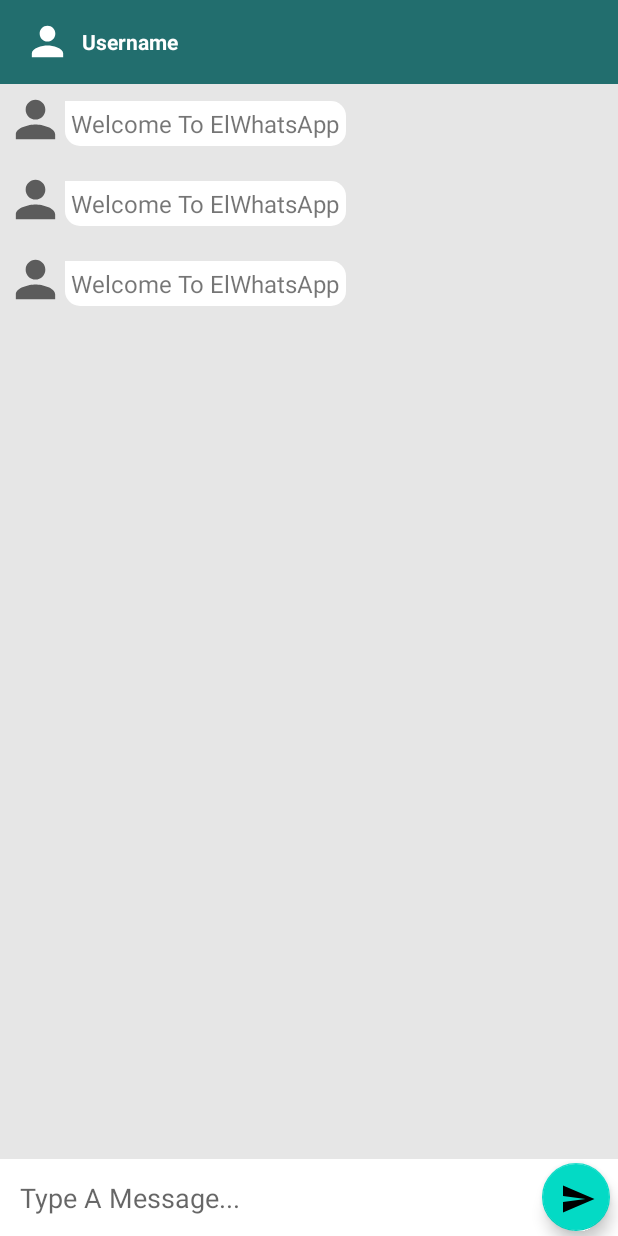
After one commit to 7imaZz/ElWhats, an Android app: the layout activity_messages.xml on its own in the app's theme, with its tools: preview values and no code run, on a phone screen of 412 x 824 dp. The commit adds this screen. Run offline under Robolectric (Android 15) with nearby library versions, the phone set to English and light mode, and no system bars.

Commit message:
Send, Retrieve & Display Messages

```diff
--- a/app/src/main/AndroidManifest.xml
+++ b/app/src/main/AndroidManifest.xml
@@ -9,8 +9,10 @@
         android:roundIcon="@mipmap/ic_launcher_round"
         android:supportsRtl="true"
         android:theme="@style/Theme.ElWhats">
-        <activity android:name=".ui.activities.LoginActivity"
-            android:parentActivityName=".ui.activities.StartActivity"/>
+        <activity android:name=".ui.activities.MessagesActivity" />
+        <activity
+            android:name=".ui.activities.LoginActivity"
+            android:parentActivityName=".ui.activities.StartActivity" />
         <activity android:name=".ui.activities.MainActivity" />
         <activity
             android:name=".ui.activities.RegisterActivity"
--- a/app/src/main/java/com/shorbgy/elwhats/ui/fragments/UsersFragment.java
+++ b/app/src/main/java/com/shorbgy/elwhats/ui/fragments/UsersFragment.java
@@ -81,6 +81,7 @@ public class UsersFragment extends Fragment {
         reference.addValueEventListener(new ValueEventListener() {
             @Override
             public void onDataChange(@NonNull DataSnapshot snapshot) {
+                users.clear();
                 for (DataSnapshot dataSnapshot: snapshot.getChildren()){
                     User user = dataSnapshot.getValue(User.class);
 
--- /dev/null
+++ b/app/src/main/res/drawable/ic_baseline_send_24.xml
@@ -0,0 +1,9 @@
+<vector xmlns:android="http://schemas.android.com/apk/res/android"
+    android:width="24dp"
+    android:height="24dp"
+    android:viewportWidth="24"
+    android:viewportHeight="24">
+  <path
+      android:fillColor="@android:color/white"
+      android:pathData="M2.01,21L23,12 2.01,3 2,10l15,2 -15,2z"/>
+</vector>
--- /dev/null
+++ b/app/src/main/res/drawable/receiver_bg.xml
@@ -0,0 +1,10 @@
+<?xml version="1.0" encoding="utf-8"?>
+<shape xmlns:android="http://schemas.android.com/apk/res/android"
+    android:shape="rectangle">
+
+    <corners android:radius="10dp"
+        android:topLeftRadius="0dp"/>
+
+    <solid android:color="@color/white"/>
+
+</shape>
--- /dev/null
+++ b/app/src/main/res/layout/activity_messages.xml
@@ -0,0 +1,83 @@
+<?xml version="1.0" encoding="utf-8"?>
+<RelativeLayout xmlns:android="http://schemas.android.com/apk/res/android"
+    xmlns:app="http://schemas.android.com/apk/res-auto"
+    xmlns:tools="http://schemas.android.com/tools"
+    android:layout_width="match_parent"
+    android:layout_height="match_parent"
+    tools:context=".ui.activities.MessagesActivity"
+    android:background="#E6E6E6">
+
+    <com.google.android.material.appbar.AppBarLayout
+        android:layout_width="match_parent"
+        android:layout_height="wrap_content"
+        app:elevation="0dp"
+        android:id="@+id/app_bar">
+
+        <androidx.appcompat.widget.Toolbar
+            android:id="@+id/message_toolbar"
+            android:layout_width="match_parent"
+            android:layout_height="wrap_content"
+            android:theme="@style/ThemeOverlay.AppCompat.Dark.ActionBar"
+            android:background="@color/colorPrimaryDark">
+
+            <de.hdodenhof.circleimageview.CircleImageView
+                android:id="@+id/message_profile_img"
+                android:layout_width="@dimen/_24sdp"
+                android:layout_height="@dimen/_24sdp"
+                android:src="@drawable/ic_person"/>
+
+            <TextView
+                android:id="@+id/message_username_tv"
+                android:layout_width="wrap_content"
+                android:layout_height="wrap_content"
+                android:text="@string/username"
+                android:layout_marginStart="@dimen/_18sdp"
+                android:textColor="#FFF"
+                android:textStyle="bold"/>
+
+        </androidx.appcompat.widget.Toolbar>
+
+    </com.google.android.material.appbar.AppBarLayout>
+
+    <androidx.recyclerview.widget.RecyclerView
+        android:id="@+id/messages_rv"
+        android:layout_width="match_parent"
+        android:layout_height="match_parent"
+        android:layout_below="@id/app_bar"
+        android:layout_above="@id/rl"
+        app:layoutManager="androidx.recyclerview.widget.LinearLayoutManager"
+        tools:listitem="@layout/receiver_item"/>
+
+    <RelativeLayout
+        android:id="@+id/rl"
+        android:layout_width="match_parent"
+        android:layout_height="wrap_content"
+        android:background="@android:color/white"
+        android:layout_alignParentBottom="true">
+
+        <EditText
+            android:id="@+id/message_et"
+            android:layout_width="match_parent"
+            android:layout_height="wrap_content"
+            android:background="@android:color/transparent"
+            android:padding="@dimen/_10sdp"
+            android:hint="@string/type_a_message"
+            android:inputType="textMultiLine"
+            android:importantForAutofill="no"
+            android:layout_toStartOf="@id/send_fab"
+            android:layout_marginEnd="@dimen/_4sdp"/>
+
+        <com.google.android.material.floatingactionbutton.FloatingActionButton
+            android:id="@+id/send_fab"
+            android:layout_width="45dp"
+            android:layout_height="45dp"
+            android:layout_alignParentEnd="true"
+            android:layout_centerInParent="true"
+            android:layout_marginEnd="@dimen/_4sdp"
+            android:contentDescription="@string/send_button"
+            android:src="@drawable/ic_baseline_send_24"
+            app:fabCustomSize="48dp"/>
+
+    </RelativeLayout>
+
+</RelativeLayout>
--- /dev/null
+++ b/app/src/main/res/layout/receiver_item.xml
@@ -0,0 +1,33 @@
+<?xml version="1.0" encoding="utf-8"?>
+<RelativeLayout xmlns:android="http://schemas.android.com/apk/res/android"
+    android:layout_width="@dimen/_240sdp"
+    android:layout_height="wrap_content"
+    xmlns:tools="http://schemas.android.com/tools"
+    android:padding="4dp">
+
+    <de.hdodenhof.circleimageview.CircleImageView
+        android:id="@+id/message_img"
+        android:layout_width="@dimen/_30sdp"
+        android:layout_height="@dimen/_30sdp"
+        android:src="@drawable/ic_person"/>
+
+    <TextView
+        android:id="@+id/message_tv"
+        android:layout_width="wrap_content"
+        android:layout_height="wrap_content"
+        android:padding="4dp"
+        android:text="@string/welcome_to_elwhatsapp"
+        android:textSize="16sp"
+        android:background="@drawable/receiver_bg"
+        android:layout_toEndOf="@id/message_img"
+        android:layout_marginEnd="5dp"
+        android:layout_centerInParent="true"
+        android:layout_marginTop="@dimen/_12sdp"
+        android:foreground="?android:attr/selectableItemBackground"
+        android:clickable="true"
+        android:focusable="true"
+        tools:targetApi="m"
+        tools:ignore="UnusedAttribute"/>
+
+
+</RelativeLayout>
--- a/app/src/main/res/values/strings.xml
+++ b/app/src/main/res/values/strings.xml
@@ -11,4 +11,6 @@
     <string name="login_to_elwhatsapp">Login To ElWhatsApp</string>
     <string name="login">Login</string>
     <string name="sign_out">Sign Out</string>
+    <string name="type_a_message">Type A Message...</string>
+    <string name="send_button">Send Button</string>
 </resources>
```
Also changed, not shown: app/src/main/java/com/shorbgy/elwhats/adapters/MessagesAdapter.java (added, +98 -0 lines), app/src/main/java/com/shorbgy/elwhats/adapters/UserAdapter.java (+8 -0 lines), app/src/main/java/com/shorbgy/elwhats/pojo/Chat.java (added, +41 -0 lines), app/src/main/java/com/shorbgy/elwhats/pojo/User.java (+34 -1 lines), app/src/main/java/com/shorbgy/elwhats/ui/activities/MessagesActivity.java (added, +135 -0 lines), app/src/main/res/drawable/sender_bg.xml (added, +10 -0 lines), app/src/main/res/layout/sender_item.xml (added, +35 -0 lines).
